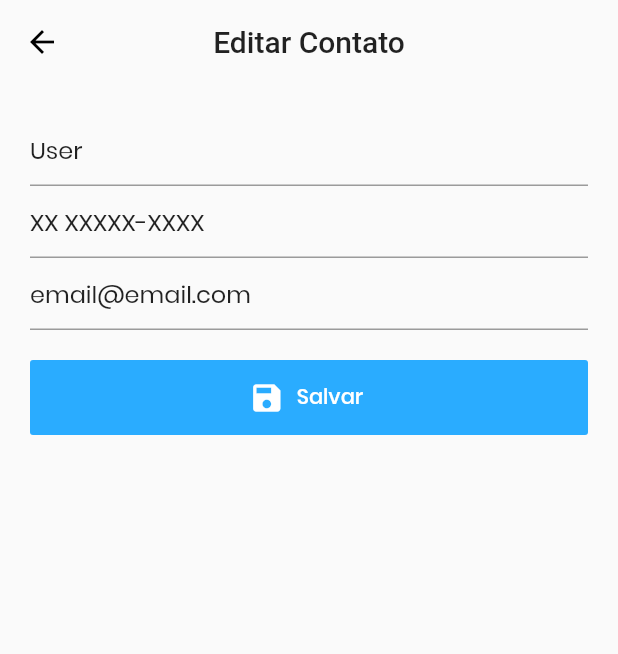
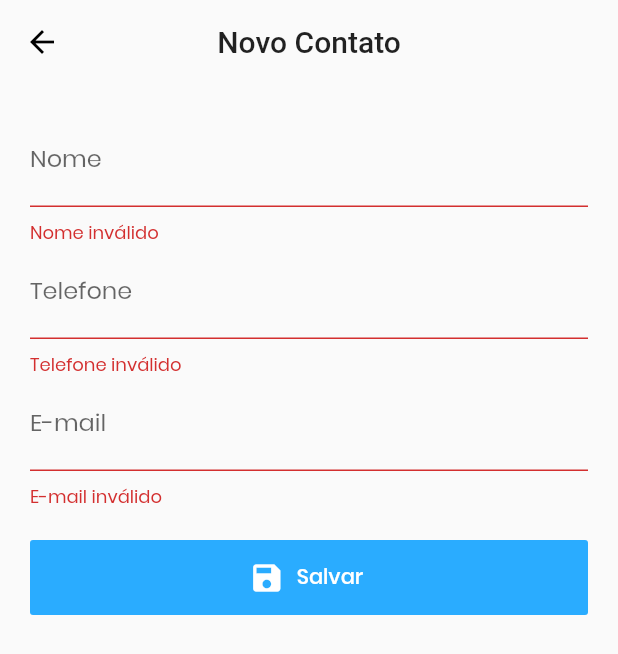
Before and after one commit to dhiegogoncalves/flutter_contacts, a Flutter app: the EditorContactView screen opened directly, after a tap on "Salvar", on a phone screen of 412 x 824 dp. Shown: the top 654 px of the screen. Run offline on Flutter 3.47's test engine with Material 2 defaults, Android fonts, the phone set to English and light mode, and no system bars; our stand-ins replace flutter_mobx, mobx, sqflite; accounts and stored records are empty; generated files the repository leaves out were written again.

Commit message:
Implementação do crud do contato com mobx.

```diff
--- a/lib/android/styles.dart
+++ b/lib/android/styles.dart
@@ -1,8 +1,9 @@
 import 'package:flutter/material.dart';
+import 'package:flutter_contacts/shared/styles.dart';
 
 const brightness = Brightness.light;
-const primaryColor = const Color(0xFF2AACFF);
-const accentColor = const Color(0xFFFFFFFF);
+const primaryColor = basePrimaryColor;
+const accentColor = baseAccentColor;
 
 ThemeData androidTheme() {
   return ThemeData(
--- a/lib/android/views/editor_contact.view.dart
+++ b/lib/android/views/editor_contact.view.dart
@@ -1,16 +1,76 @@
 import 'package:flutter/material.dart';
+import 'package:flutter_contacts/android/views/home.view.dart';
 import 'package:flutter_contacts/models/contact.model.dart';
+import 'package:flutter_contacts/repositories/contact.repository.dart';
 
-class EditorContactView extends StatelessWidget {
+class EditorContactView extends StatefulWidget {
   final ContactModel model;
 
   EditorContactView({this.model});
 
   @override
+  _EditorContactViewState createState() => _EditorContactViewState();
+}
+
+class _EditorContactViewState extends State<EditorContactView> {
+  final _scaffoldKey = GlobalKey<ScaffoldState>();
+  final _formKey = GlobalKey<FormState>();
+  final _repository = ContactRepository();
+
+  onSubmit() {
+    if (!_formKey.currentState.validate()) {
+      return;
+    }
+
+    _formKey.currentState.save();
+
+    if (widget.model.id == 0)
+      create();
+    else
+      update();
+  }
+
+  create() {
+    widget.model.id = null;
+    widget.model.image = null;
+
+    _repository.create(widget.model).then((_) {
+      onSuccess();
+    }).catchError((_) {
+      onError();
+    });
+  }
+
+  update() {
+    _repository.update(widget.model).then((_) {
+      onSuccess();
+    }).catchError((_) {
+      onError();
+    });
+  }
+
+  onSuccess() {
+    Navigator.push(
+      context,
+      MaterialPageRoute(builder: (context) => HomeView()),
+    );
+  }
+
+  onError() {
+    final snackBar = SnackBar(
+      content: Text('Ops, algo deu errado!'),
+    );
+    _scaffoldKey.currentState.showSnackBar(snackBar);
+  }
+
+  @override
   Widget build(BuildContext context) {
     return Scaffold(
+      key: _scaffoldKey,
       appBar: AppBar(
-        title: model == null ? Text("Novo Contato") : Text("Editar Contato"),
+        title: widget.model.id == 0
+            ? Text("Novo Contato")
+            : Text("Editar Contato"),
         centerTitle: true,
         backgroundColor: Colors.transparent,
         elevation: 0,
@@ -18,24 +78,56 @@ class EditorContactView extends StatelessWidget {
       body: SingleChildScrollView(
         padding: EdgeInsets.all(20),
         child: Form(
+          key: _formKey,
           child: Column(
             children: <Widget>[
               TextFormField(
-                initialValue: model?.name,
-                onSaved: (val) {
-                  model.name = val;
+                decoration: InputDecoration(
+                  labelText: "Nome",
+                ),
+                keyboardType: TextInputType.text,
+                textCapitalization: TextCapitalization.words,
+                initialValue: widget.model?.name,
+                onChanged: (val) {
+                  widget.model.name = val;
+                },
+                validator: (value) {
+                  if (value.isEmpty) {
+                    return 'Nome inválido';
+                  }
+                  return null;
                 },
               ),
               TextFormField(
-                initialValue: model?.phone,
-                onSaved: (val) {
-                  model.phone = val;
+                decoration: InputDecoration(
+                  labelText: "Telefone",
+                ),
+                keyboardType: TextInputType.number,
+                initialValue: widget.model?.phone,
+                onChanged: (val) {
+                  widget.model.phone = val;
+                },
+                validator: (value) {
+                  if (value.isEmpty) {
+                    return 'Telefone inválido';
+                  }
+                  return null;
                 },
               ),
               TextFormField(
-                initialValue: model?.email,
-                onSaved: (val) {
-                  model.email = val;
+                decoration: InputDecoration(
+                  labelText: "E-mail",
+                ),
+                keyboardType: TextInputType.emailAddress,
+                initialValue: widget.model?.email,
+                onChanged: (val) {
+                  widget.model.email = val;
+                },
+                validator: (value) {
+                  if (value.isEmpty) {
+                    return 'E-mail inválido';
+                  }
+                  return null;
                 },
               ),
               SizedBox(
@@ -46,7 +138,7 @@ class EditorContactView extends StatelessWidget {
                 height: 50,
                 child: FlatButton.icon(
                   color: Theme.of(context).primaryColor,
-                  onPressed: () {},
+                  onPressed: onSubmit,
                   icon: Icon(
                     Icons.save,
                     color: Theme.of(context).accentColor,
--- a/lib/ios/styles.dart
+++ b/lib/ios/styles.dart
@@ -1,8 +1,9 @@
 import 'package:flutter/cupertino.dart';
+import 'package:flutter_contacts/shared/styles.dart';
 
 const brightness = Brightness.light;
-const primaryColor = const Color(0xFF2AACFF);
-const accentColor = const Color(0xFFFFFFFF);
+const primaryColor = basePrimaryColor;
+const accentColor = baseAccentColor;
 
 CupertinoThemeData iosTheme() {
   return CupertinoThemeData(
--- /dev/null
+++ b/lib/shared/styles.dart
@@ -0,0 +1,4 @@
+import 'package:flutter/widgets.dart';
+
+const basePrimaryColor = const Color(0xFF2AACFF);
+const baseAccentColor = const Color(0xFFFFFFFF);
```
Also changed, not shown: lib/android/views/details.view.dart (+113 -52 lines), lib/android/views/home.view.dart (+35 -45 lines), lib/android/views/loading.view.dart (added, +14 -0 lines), lib/android/widgets/contact-list-item.widget.dart (added, +48 -0 lines), lib/android/widgets/search-appbar.widget.dart (added, +45 -0 lines), lib/controllers/home.controller.dart (added, +28 -0 lines), lib/shared/widgets/contact_details_description.widget.dart (added, +42 -0 lines), lib/shared/widgets/contact_details_image.widget.dart (added, +40 -0 lines), pubspec.yaml (+4 -4 lines), lib/controllers/home.controller.g.dart (added), pubspec.lock.
